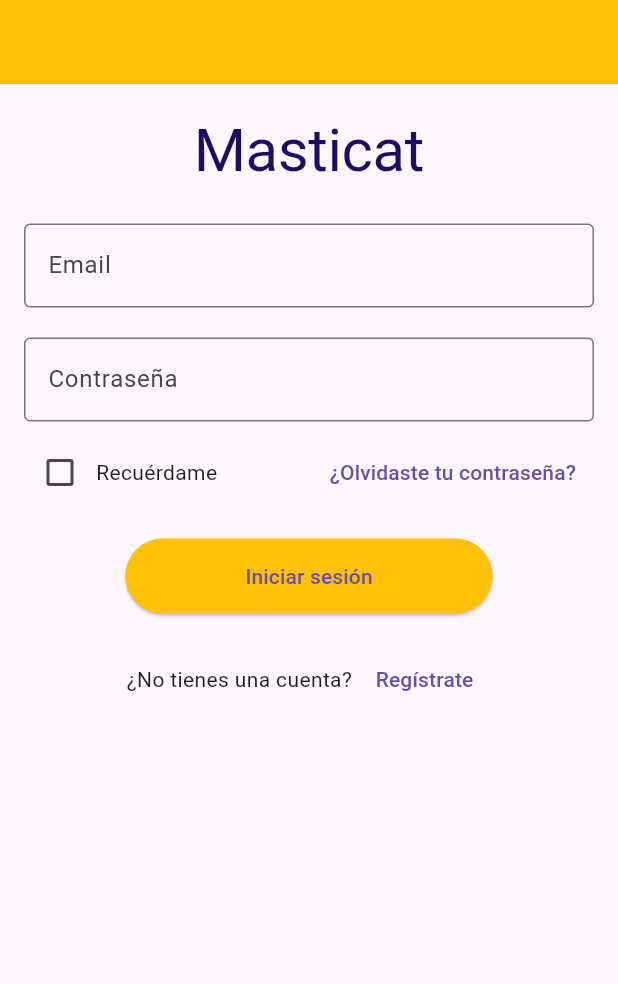
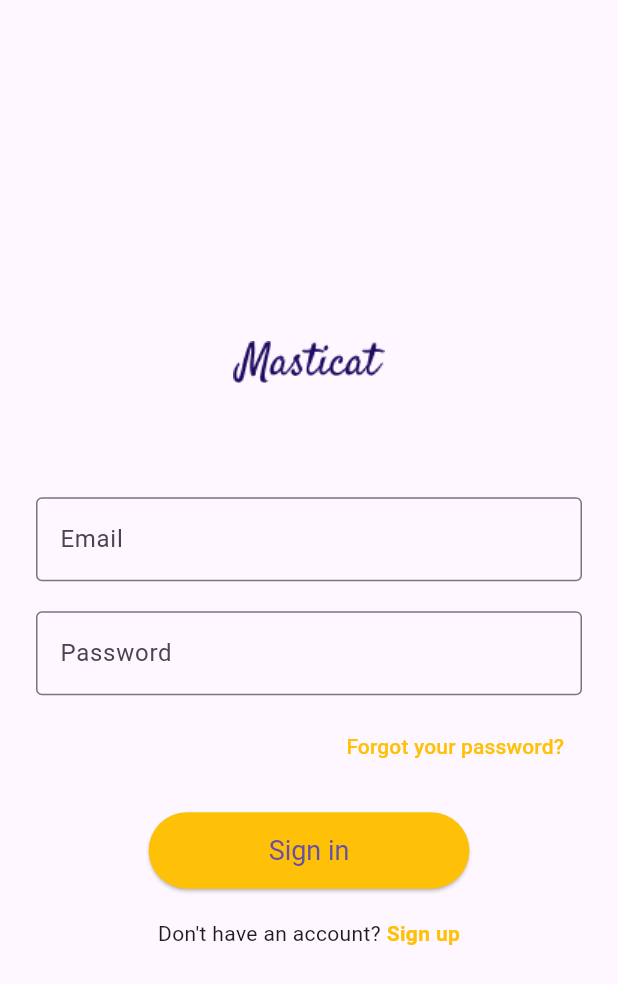
Before and after one commit to League-of-Coders-UPC/Masticat-MobileApplication, a Flutter app: the screen it shows after launch, on a phone screen of 412 x 824 dp. Shown: the top 984 px of the screen. Run offline on Flutter 3.47's test engine with Material 3 defaults, Android fonts, the light colour scheme and no system bars; our stand-ins replace image_picker; Roboto replaces fonts that are missing (Satisfy).

Commit message:
feat: add login screen

```diff
--- a/lib/presentation/login_screen.dart
+++ b/lib/presentation/login_screen.dart
@@ -1,4 +1,5 @@
 import 'package:flutter/material.dart';
+import 'package:masticat/presentation/register.dart';
 import 'dashboard_screen.dart';
 
 class LoginScreen extends StatefulWidget {
@@ -10,7 +11,6 @@ class _LoginScreenState extends State<LoginScreen> {
   final _formKey = GlobalKey<FormState>();
   String _email = '';
   String _password = '';
-  bool _rememberMe = false;
 
   void _onSubmit() {
     if (_formKey.currentState!.validate()) {
@@ -24,38 +24,20 @@ class _LoginScreenState extends State<LoginScreen> {
 
   @override
   Widget build(BuildContext context) {
-    final height = MediaQuery.of(context).size.height;
-
     return Scaffold(
-      appBar: AppBar(
-        backgroundColor: Colors.amber,
-        elevation: 0,
-        automaticallyImplyLeading: false,
-      ),
-      body: SingleChildScrollView(
-        child: ConstrainedBox(
-          constraints: BoxConstraints(
-            minHeight: height,
-          ),
-          child: IntrinsicHeight(
+      body: Center(
         child: Padding(
-              padding: const EdgeInsets.all(16.0),
+          padding: const EdgeInsets.all(24.0),
           child: Form(
             key: _formKey,
             child: Column(
-                  mainAxisSize: MainAxisSize.max,
+              mainAxisAlignment: MainAxisAlignment.center,
               children: [
-                    Text(
-                      'Masticat',
-                      style: TextStyle(
-                        fontFamily: 'Satisfy',
-                        fontWeight: FontWeight.w400,
-                        fontSize: 40.0,
-                        letterSpacing: -0.29,
-                        color: Color(0xFF1E0E62),
+                Image.asset(
+                  'lib/images/Logo.png',
+                  height: 100,
                 ),
-                    ),
-                    SizedBox(height: 20),
+                SizedBox(height: 40),
                 TextFormField(
                   decoration: InputDecoration(
                     labelText: 'Email',
@@ -64,7 +46,10 @@ class _LoginScreenState extends State<LoginScreen> {
                   keyboardType: TextInputType.emailAddress,
                   validator: (value) {
                     if (value == null || value.isEmpty) {
-                          return 'Por favor, ingresa tu correo';
+                      return 'Please enter your email';
+                    }
+                    if (!RegExp(r'^[^@]+@[^@]+\.[^@]+').hasMatch(value)) {
+                      return 'Please enter a valid email';
                     }
                     return null;
                   },
@@ -73,66 +58,61 @@ class _LoginScreenState extends State<LoginScreen> {
                 SizedBox(height: 20),
                 TextFormField(
                   decoration: InputDecoration(
-                        labelText: 'Contraseña',
+                    labelText: 'Password',
                     border: OutlineInputBorder(),
                   ),
                   obscureText: true,
                   validator: (value) {
                     if (value == null || value.isEmpty) {
-                          return 'Por favor, ingresa tu contraseña';
+                      return 'Please enter your password';
+                    }
+                    if (value.length < 8) {
+                      return 'Password must be at least 8 characters long';
                     }
                     return null;
                   },
                   onSaved: (value) => _password = value!,
                 ),
                 SizedBox(height: 10),
-                    Row(
-                      mainAxisAlignment: MainAxisAlignment.spaceBetween,
-                      children: [
-                        Row(
-                          children: [
-                            Checkbox(
-                              value: _rememberMe,
-                              onChanged: (newValue) {
-                                setState(() {
-                                  _rememberMe = newValue!;
-                                });
-                              },
+                Align(
+                  alignment: Alignment.centerRight,
+                  child: TextButton(
+                    onPressed: () {},
+                    child: Text(
+                      'Forgot your password?',
+                      style: TextStyle(color: Colors.amber),
                     ),
-                            Text('Recuérdame'),
-                          ],
                   ),
-                        TextButton(
-                          onPressed: () {
-                            print('Forgot Password');
-                          },
-                          child: Text('¿Olvidaste tu contraseña?'),
-                        ),
-                      ],
                 ),
                 SizedBox(height: 20),
                 ElevatedButton(
                   onPressed: _onSubmit,
-                      child: Text('Iniciar sesión'),
+                  child: Text('Sign in'),
                   style: ElevatedButton.styleFrom(
-                        padding: EdgeInsets.symmetric(
-                          horizontal: 80.0,
-                          vertical: 15.0,
-                        ),
                     backgroundColor: Colors.amber,
+                    padding: EdgeInsets.symmetric(horizontal: 80.0, vertical: 15.0),
+                    textStyle: TextStyle(fontSize: 18),
                   ),
                 ),
                 SizedBox(height: 20),
                 Row(
                   mainAxisAlignment: MainAxisAlignment.center,
                   children: [
-                        Text('¿No tienes una cuenta? '),
-                        TextButton(
-                          onPressed: () {
-                            // Puedes redirigir a una pantalla de registro en el futuro
-                            print('Go to Registration');
+                    Text("Don't have an account? "),
+                    GestureDetector(
+                      onTap: () {
+                        Navigator.push(
+                          context,
+                          MaterialPageRoute(builder: (context) => SignUpScreen()),
+                        );
                       },
-                          child: Text('Regístrate'),
+                      child: Text(
+                        'Sign up',
+                        style: TextStyle(
+                          color: Colors.amber,
+                          fontWeight: FontWeight.bold,
+                        ),
+                      ),
                     ),
                   ],
                 ),
@@ -141,8 +121,6 @@ class _LoginScreenState extends State<LoginScreen> {
           ),
         ),
       ),
-        ),
-      ),
     );
   }
 }
```
Lines whose indentation alone changed are shown as unchanged.
